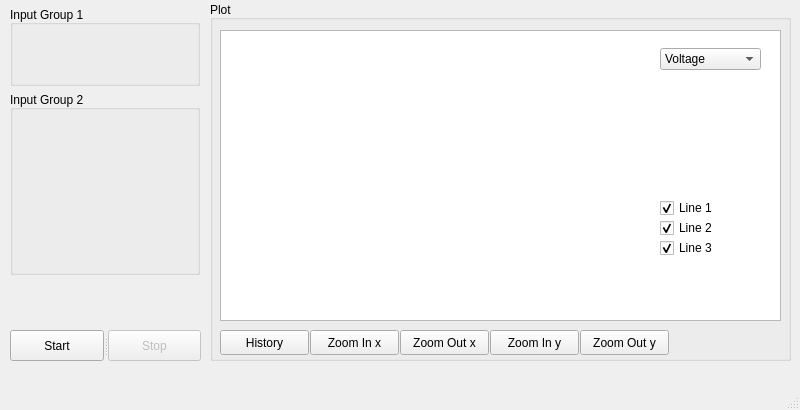
First picture: the form in src/gpt_gui.ui, repository tomgwasira/gpt-gui, before the edit.
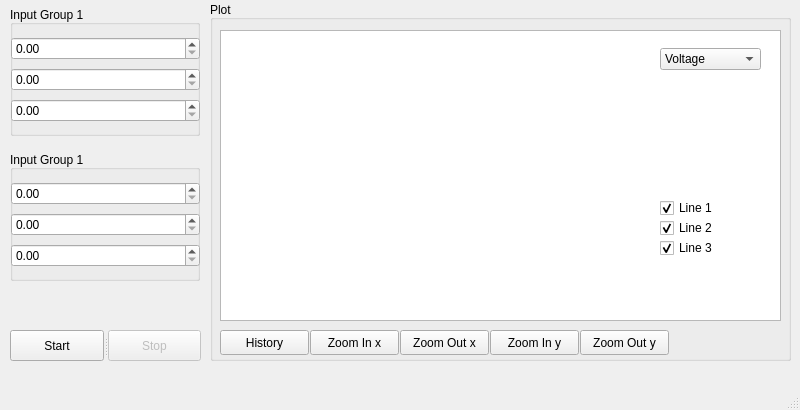
Second picture: the form after the edit. Custom widgets are drawn as their Qt base class.

The edit to the form file:
```diff
--- a/src/gpt_gui.ui
+++ b/src/gpt_gui.ui
@@ -192,7 +192,7 @@
       <x>10</x>
       <y>5</y>
       <width>190</width>
-      <height>81</height>
+      <height>131</height>
      </rect>
     </property>
     <property name="title">
@@ -201,22 +201,33 @@
     <property name="alignment">
      <set>Qt::AlignBottom|Qt::AlignLeading|Qt::AlignLeft</set>
     </property>
-   </widget>
-   <widget class="QGroupBox" name="inputGroup1GroupBox_2">
-    <property name="geometry">
-     <rect>
-      <x>10</x>
-      <y>90</y>
-      <width>190</width>
-      <height>185</height>
-     </rect>
-    </property>
-    <property name="title">
-     <string>Input Group 2</string>
-    </property>
-    <property name="alignment">
-     <set>Qt::AlignBottom|Qt::AlignLeading|Qt::AlignLeft</set>
-    </property>
+    <widget class="QWidget" name="">
+     <property name="geometry">
+      <rect>
+       <x>0</x>
+       <y>30</y>
+       <width>191</width>
+       <height>92</height>
+      </rect>
+     </property>
+     <layout class="QVBoxLayout" name="verticalLayout_3">
+      <property name="leftMargin">
+       <number>1</number>
+      </property>
+      <property name="rightMargin">
+       <number>1</number>
+      </property>
+      <item>
+       <widget class="QDoubleSpinBox" name="doubleSpinBox"/>
+      </item>
+      <item>
+       <widget class="QDoubleSpinBox" name="doubleSpinBox_2"/>
+      </item>
+      <item>
+       <widget class="QDoubleSpinBox" name="doubleSpinBox_3"/>
+      </item>
+     </layout>
+    </widget>
    </widget>
    <widget class="QSplitter" name="splitter">
     <property name="geometry">
@@ -244,6 +255,49 @@
      </property>
     </widget>
    </widget>
+   <widget class="QGroupBox" name="inputGroup1GroupBox_2">
+    <property name="geometry">
+     <rect>
+      <x>10</x>
+      <y>150</y>
+      <width>190</width>
+      <height>131</height>
+     </rect>
+    </property>
+    <property name="title">
+     <string>Input Group 1</string>
+    </property>
+    <property name="alignment">
+     <set>Qt::AlignBottom|Qt::AlignLeading|Qt::AlignLeft</set>
+    </property>
+    <widget class="QWidget" name="layoutWidget">
+     <property name="geometry">
+      <rect>
+       <x>0</x>
+       <y>30</y>
+       <width>191</width>
+       <height>92</height>
+      </rect>
+     </property>
+     <layout class="QVBoxLayout" name="verticalLayout_4">
+      <property name="leftMargin">
+       <number>1</number>
+      </property>
+      <property name="rightMargin">
+       <number>1</number>
+      </property>
+      <item>
+       <widget class="QDoubleSpinBox" name="doubleSpinBox_4"/>
+      </item>
+      <item>
+       <widget class="QDoubleSpinBox" name="doubleSpinBox_5"/>
+      </item>
+      <item>
+       <widget class="QDoubleSpinBox" name="doubleSpinBox_6"/>
+      </item>
+     </layout>
+    </widget>
+   </widget>
   </widget>
   <widget class="QMenuBar" name="menubar">
    <property name="geometry">
```
